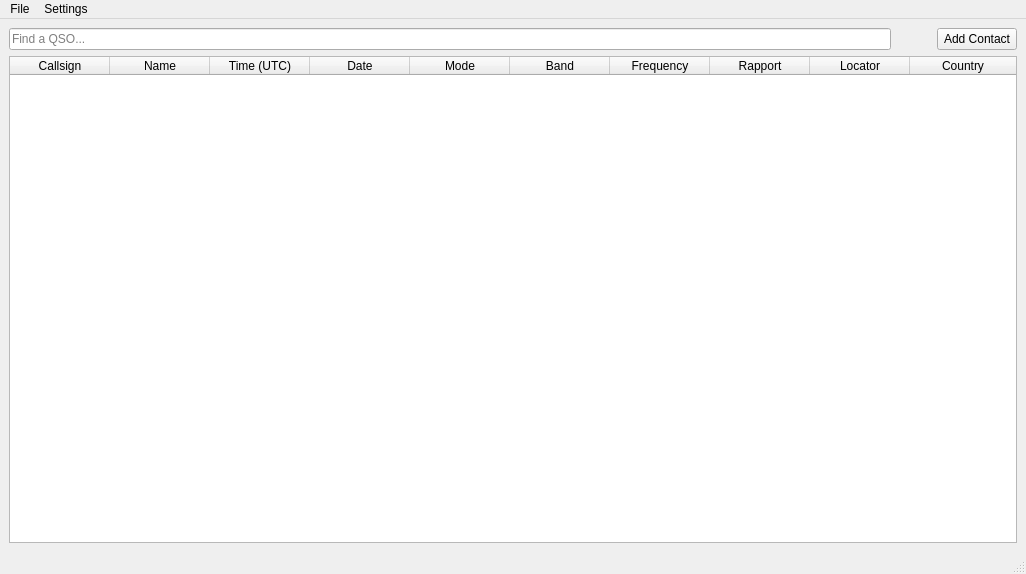
Qt form forms/mainuiapplication.ui (jj01101010/EasyHamLog) before a commit.
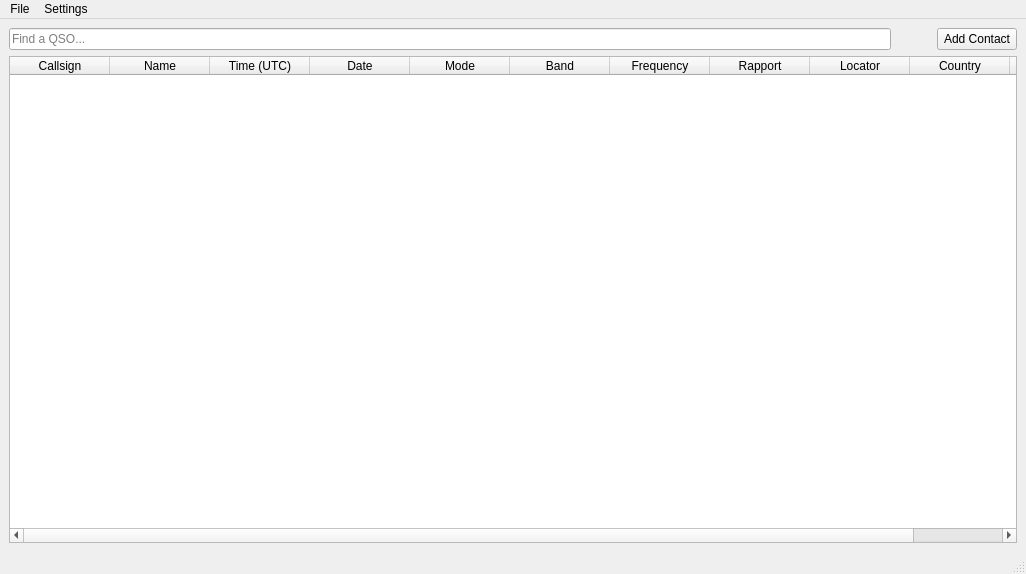
The same form after that commit.

Diff of the .ui file:
```diff
--- a/forms/mainuiapplication.ui
+++ b/forms/mainuiapplication.ui
@@ -82,7 +82,7 @@
        <enum>QAbstractItemView::NoSelection</enum>
       </property>
       <property name="columnCount">
-       <number>10</number>
+       <number>11</number>
       </property>
       <attribute name="horizontalHeaderStretchLastSection">
        <bool>true</bool>
@@ -143,6 +143,27 @@
         <string>Country</string>
        </property>
       </column>
+      <column>
+       <property name="text">
+        <string>UUID</string>
+       </property>
+       <property name="background">
+        <color alpha="0">
+         <red>0</red>
+         <green>0</green>
+         <blue>0</blue>
+        </color>
+       </property>
+       <property name="foreground">
+        <brush brushstyle="NoBrush">
+         <color alpha="0">
+          <red>0</red>
+          <green>0</green>
+          <blue>0</blue>
+         </color>
+        </brush>
+       </property>
+      </column>
      </widget>
     </item>
    </layout>
```
Left out of the diff: 5 changed lines with no effect on the pictures.
